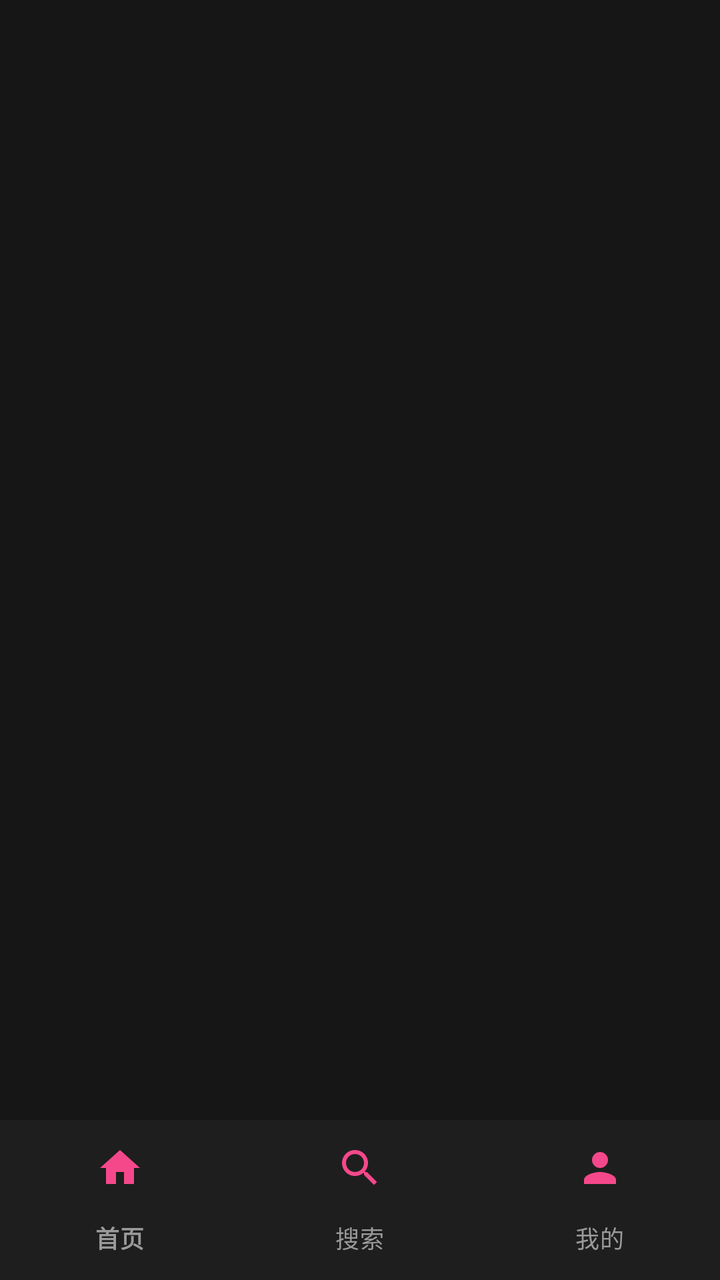
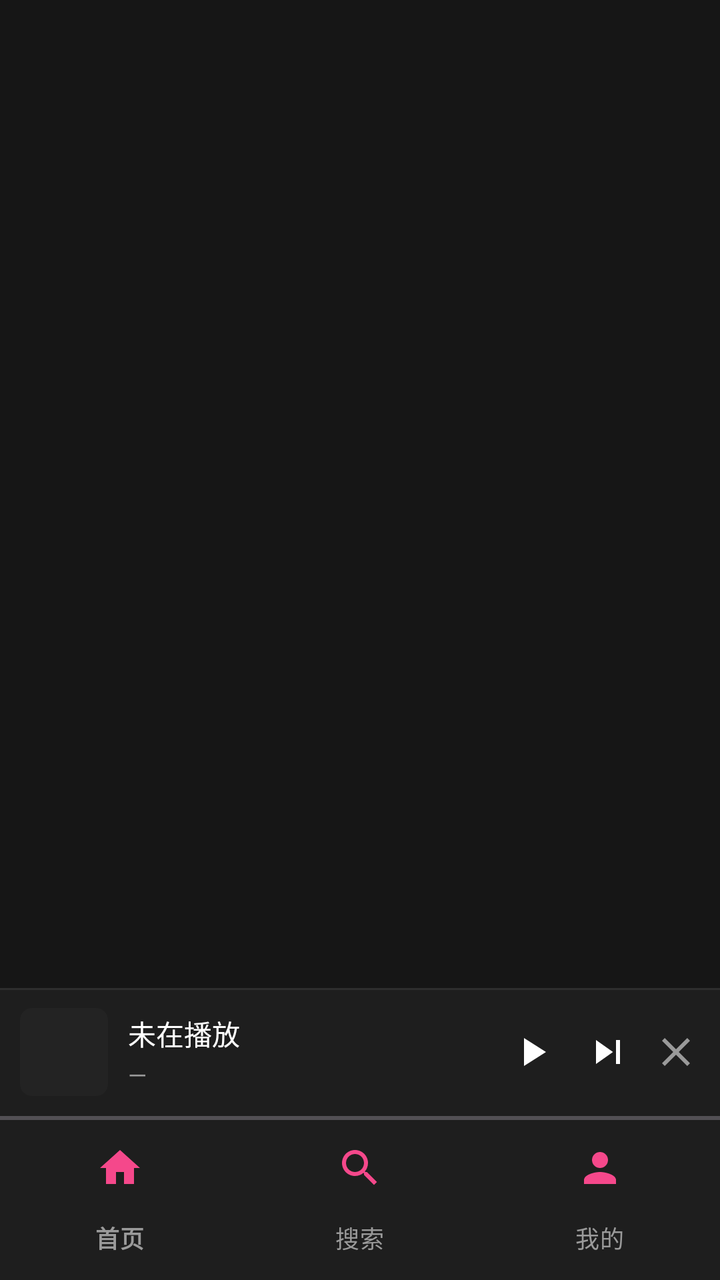

Screens rendered from an Android XML layout before and after an edit, with the pre-edit source and the edit as a unified diff.
<!-- AndroidManifest.xml: application theme Theme.Soundtrack -->
<!-- res/layout/activity_main.xml -->
<?xml version="1.0" encoding="utf-8"?>
<LinearLayout xmlns:android="http://schemas.android.com/apk/res/android"
    xmlns:app="http://schemas.android.com/apk/res-auto"
    android:layout_width="match_parent"
    android:layout_height="match_parent"
    android:orientation="vertical"
    android:background="@color/bg">

    <FrameLayout
        android:id="@+id/fragment_container"
        android:layout_width="match_parent"
        android:layout_height="0dp"
        android:layout_weight="1" />

    <com.google.android.material.bottomnavigation.BottomNavigationView
        android:id="@+id/bottom_nav"
        android:layout_width="match_parent"
        android:layout_height="wrap_content"
        android:background="@color/panel"
        app:itemIconTint="@color/accent_1"
        app:itemTextColor="@color/text_2"
        app:menu="@menu/bottom_nav_menu" />
</LinearLayout>
<!-- resources referenced by this layout -->
<resources>
  <color name="accent_1">#F5488B</color>
  <color name="bg">#161616</color>
  <color name="panel">#1E1E1E</color>
  <color name="text_2">#9A9A9A</color>
  <style name="Theme.Soundtrack" parent="Theme.Material3.Dark.NoActionBar">
          <item name="colorPrimary">@color/accent_1</item>
          <item name="colorPrimaryDark">@color/bg</item>
          <item name="colorAccent">@color/accent_2</item>
          <item name="android:statusBarColor">@android:color/transparent</item>
          <item name="android:navigationBarColor">@color/bg</item>
          <item name="android:windowLightStatusBar">false</item>
          <item name="android:windowBackground">@color/bg</item>
      </style>
  <color name="accent_2">#FF8A5C</color>
</resources>

<!-- the commit's change to res/layout/activity_main.xml (unified diff, before → after) -->
@@ -12,6 +12,13 @@
         android:layout_height="0dp"
         android:layout_weight="1" />
 
+    
+    <include
+        android:id="@+id/mini_player"
+        layout="@layout/layout_mini_player"
+        android:layout_width="match_parent"
+        android:layout_height="66dp" />
+
     <com.google.android.material.bottomnavigation.BottomNavigationView
         android:id="@+id/bottom_nav"
         android:layout_width="match_parent"
@@ -21,3 +28,108 @@
         app:itemTextColor="@color/text_2"
         app:menu="@menu/bottom_nav_menu" />
 </LinearLayout>
+<!-- res/layout/layout_mini_player.xml (included above) -->
+<?xml version="1.0" encoding="utf-8"?>
+<FrameLayout xmlns:android="http://schemas.android.com/apk/res/android"
+    android:layout_width="match_parent"
+    android:layout_height="66dp"
+    android:background="@color/panel">
+
+    
+    <View
+        android:layout_width="match_parent"
+        android:layout_height="1dp"
+        android:layout_gravity="top"
+        android:background="@color/border" />
+
+    <LinearLayout
+        android:layout_width="match_parent"
+        android:layout_height="64dp"
+        android:layout_gravity="top"
+        android:orientation="horizontal"
+        android:gravity="center_vertical"
+        android:paddingStart="10dp"
+        android:paddingEnd="6dp"
+        android:paddingTop="8dp"
+        android:paddingBottom="8dp">
+
+        <ImageView
+            android:id="@+id/mini_cover"
+            android:layout_width="44dp"
+            android:layout_height="44dp"
+            android:scaleType="centerCrop"
+            android:background="@drawable/bg_mini_cover"
+            android:contentDescription="封面" />
+
+        <LinearLayout
+            android:layout_width="0dp"
+            android:layout_height="wrap_content"
+            android:layout_weight="1"
+            android:layout_marginStart="10dp"
+            android:layout_marginEnd="4dp"
+            android:orientation="vertical">
+
+            
+            <TextView
+                android:id="@+id/mini_title"
+                android:layout_width="match_parent"
+                android:layout_height="wrap_content"
+                android:textColor="@color/text"
+                android:textSize="14sp"
+                android:maxLines="1"
+                android:singleLine="true"
+                android:ellipsize="marquee"
+                android:marqueeRepeatLimit="marquee_forever"
+                android:focusable="true"
+                android:focusableInTouchMode="true"
+                android:scrollHorizontally="true"
+                android:text="未在播放" />
+
+            <TextView
+                android:id="@+id/mini_artist"
+                android:layout_width="match_parent"
+                android:layout_height="wrap_content"
+                android:layout_marginTop="2dp"
+                android:textColor="@color/text_2"
+                android:textSize="12sp"
+                android:maxLines="1"
+                android:ellipsize="end"
+                android:text="—" />
+        </LinearLayout>
+
+        <ImageButton
+            android:id="@+id/mini_btn_play"
+            android:layout_width="40dp"
+            android:layout_height="40dp"
+            android:background="?attr/selectableItemBackgroundBorderless"
+            android:src="@drawable/ic_play"
+            android:contentDescription="播放/暂停" />
+
+        <ImageButton
+            android:id="@+id/mini_btn_next"
+            android:layout_width="36dp"
+            android:layout_height="36dp"
+            android:background="?attr/selectableItemBackgroundBorderless"
+            android:src="@drawable/ic_next"
+            android:contentDescription="下一首" />
+
+        <ImageButton
+            android:id="@+id/mini_btn_close"
+            android:layout_width="32dp"
+            android:layout_height="32dp"
+            android:background="?attr/selectableItemBackgroundBorderless"
+            android:src="@drawable/ic_close"
+            android:contentDescription="关闭" />
+    </LinearLayout>
+
+    
+    <ProgressBar
+        android:id="@+id/mini_progress"
+        style="?android:attr/progressBarStyleHorizontal"
+        android:layout_width="match_parent"
+        android:layout_height="2dp"
+        android:layout_gravity="bottom"
+        android:max="1000"
+        android:progress="0"
+        android:progressTint="@color/accent_1" />
+</FrameLayout>
<!-- resource entries referenced after the edit -->
@@ -2,8 +2,50 @@
 <resources>
   <color name="accent_1">#F5488B</color>
   <color name="bg">#161616</color>
+  <color name="border">#2E2E2E</color>
   <color name="panel">#1E1E1E</color>
+  <color name="text">#FFFFFF</color>
   <color name="text_2">#9A9A9A</color>
+  <!-- drawable bg_mini_cover (drawable) -->
+  <?xml version="1.0" encoding="utf-8"?>
+  <shape xmlns:android="http://schemas.android.com/apk/res/android"
+      android:shape="rectangle">
+      <solid android:color="@color/panel_2" />
+      <corners android:radius="6dp" />
+  </shape>
+  <!-- drawable ic_close (drawable) -->
+  <?xml version="1.0" encoding="utf-8"?>
+  <vector xmlns:android="http://schemas.android.com/apk/res/android"
+      android:width="24dp"
+      android:height="24dp"
+      android:viewportWidth="24"
+      android:viewportHeight="24">
+      <path
+          android:fillColor="#9A9A9A"
+          android:pathData="M19,6.41L17.59,5L12,10.59L6.41,5L5,6.41L10.59,12L5,17.59L6.41,19L12,13.41L17.59,19L19,17.59L13.41,12z" />
+  </vector>
+  <!-- drawable ic_next (drawable) -->
+  <?xml version="1.0" encoding="utf-8"?>
+  <vector xmlns:android="http://schemas.android.com/apk/res/android"
+      android:width="24dp"
+      android:height="24dp"
+      android:viewportWidth="24"
+      android:viewportHeight="24">
+      <path
+          android:fillColor="#FFFFFF"
+          android:pathData="M6,18l8.5,-6L6,6v12zM16,6v12h2V6h-2z"/>
+  </vector>
+  <!-- drawable ic_play (drawable) -->
+  <?xml version="1.0" encoding="utf-8"?>
+  <vector xmlns:android="http://schemas.android.com/apk/res/android"
+      android:width="24dp"
+      android:height="24dp"
+      android:viewportWidth="24"
+      android:viewportHeight="24">
+      <path
+          android:fillColor="#FFFFFF"
+          android:pathData="M8,5v14l11,-7z"/>
+  </vector>
   <style name="Theme.Soundtrack" parent="Theme.Material3.Dark.NoActionBar">
           <item name="colorPrimary">@color/accent_1</item>
           <item name="colorPrimaryDark">@color/bg</item>
@@ -13,6 +55,7 @@
           <item name="android:windowLightStatusBar">false</item>
           <item name="android:windowBackground">@color/bg</item>
       </style>
+  <color name="panel_2">#232323</color>
   <color name="accent_2">#FF8A5C</color>
 </resources>
 
